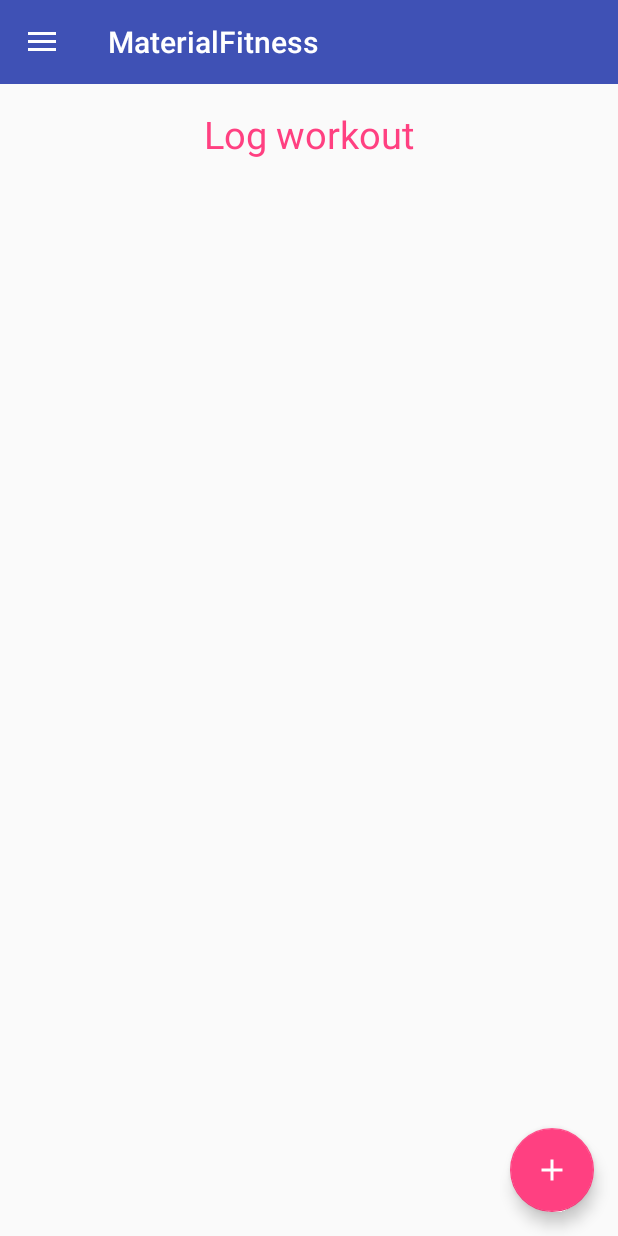
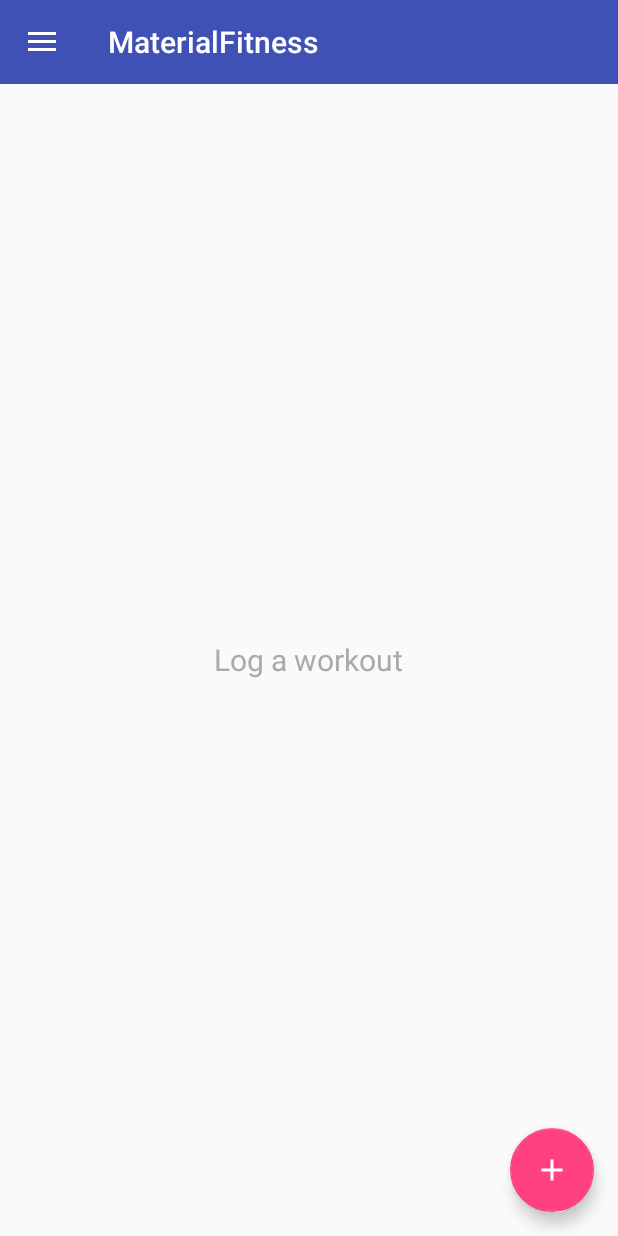
Before and after one commit to alexsullivan114/MaterialFitness, an Android app: the screen it shows after launch (RootActivity), on a phone screen of 412 x 824 dp. Run offline under Robolectric (Android 15) with nearby library versions, the phone set to English and light mode, and no system bars; our stand-ins replace ButterKnife.

Commit message:
Updated log a workout page.

```diff
--- a/app/src/main/java/peoples/materialfitness/View/Fragments/LogWorkoutFragment/LogWorkoutFragment.java
+++ b/app/src/main/java/peoples/materialfitness/View/Fragments/LogWorkoutFragment/LogWorkoutFragment.java
@@ -48,14 +48,7 @@
     public View onCreateView(LayoutInflater inflater, ViewGroup container, Bundle savedInstanceState)
     {
         View v = inflater.inflate(R.layout.fragment_log_workout, container, false);
-        v.post(new Runnable()
-        {
-            @Override
-            public void run()
-            {
-                onViewVisible();
-            }
-        });
+        v.post(this::onViewVisible);
         return v;
     }
 
--- a/app/src/main/res/layout/fragment_log_workout.xml
+++ b/app/src/main/res/layout/fragment_log_workout.xml
@@ -1,16 +1,22 @@
 <?xml version="1.0" encoding="utf-8"?>
-<LinearLayout
+<RelativeLayout
     xmlns:android="http://schemas.android.com/apk/res/android"
     android:layout_width="match_parent"
-    android:layout_height="match_parent"
-    android:orientation="vertical">
+    android:layout_height="match_parent">
 
     <TextView
+        android:id="@+id/recycler_empty_view"
+        android:layout_width="wrap_content"
+        android:layout_height="wrap_content"
+        android:layout_centerInParent="true"
+        android:textAppearance="@style/TextAppearance.Gray.20"
+        android:text="@string/log_a_workout"/>
+
+    <android.support.v7.widget.RecyclerView
+        android:id="@+id/recyclerView"
+        android:layout_marginLeft="@dimen/activity_horizontal_margin"
+        android:layout_marginRight="@dimen/activity_horizontal_margin"
         android:layout_width="match_parent"
-        android:layout_height="wrap_content"
-        android:text="@string/log_workout"
-        android:textAppearance="@style/TextAppearance.Accent.25"
-        android:layout_marginTop="@dimen/activity_vertical_margin"
-        android:gravity="center"/>
+        android:layout_height="match_parent" />
 
-</LinearLayout>
+</RelativeLayout>
--- a/app/src/main/res/values/strings.xml
+++ b/app/src/main/res/values/strings.xml
@@ -21,6 +21,8 @@
 
     <!-- Log workout fragment strings -->
     <string name="todays_workout">Today\'s workout</string>
+    <string name="empty_workout">Empty workout</string>
+    <string name="log_a_workout">Log a workout</string>
     <!-- Drawer strings. -->
     <string name="log_workout">Log workout</string>
     <string name="workout_history">History</string>
--- a/app/src/main/res/values/styles.xml
+++ b/app/src/main/res/values/styles.xml
@@ -38,4 +38,12 @@
         <item name="android:textSize">25sp</item>
     </style>
 
+    <style name="TextAppearance.Gray">
+        <item name="android:textColor">@android:color/darker_gray</item>
+    </style>
+
+    <style name="TextAppearance.Gray.20">
+        <item name="android:textSize">20sp</item>
+    </style>
+
 </resources>
```
